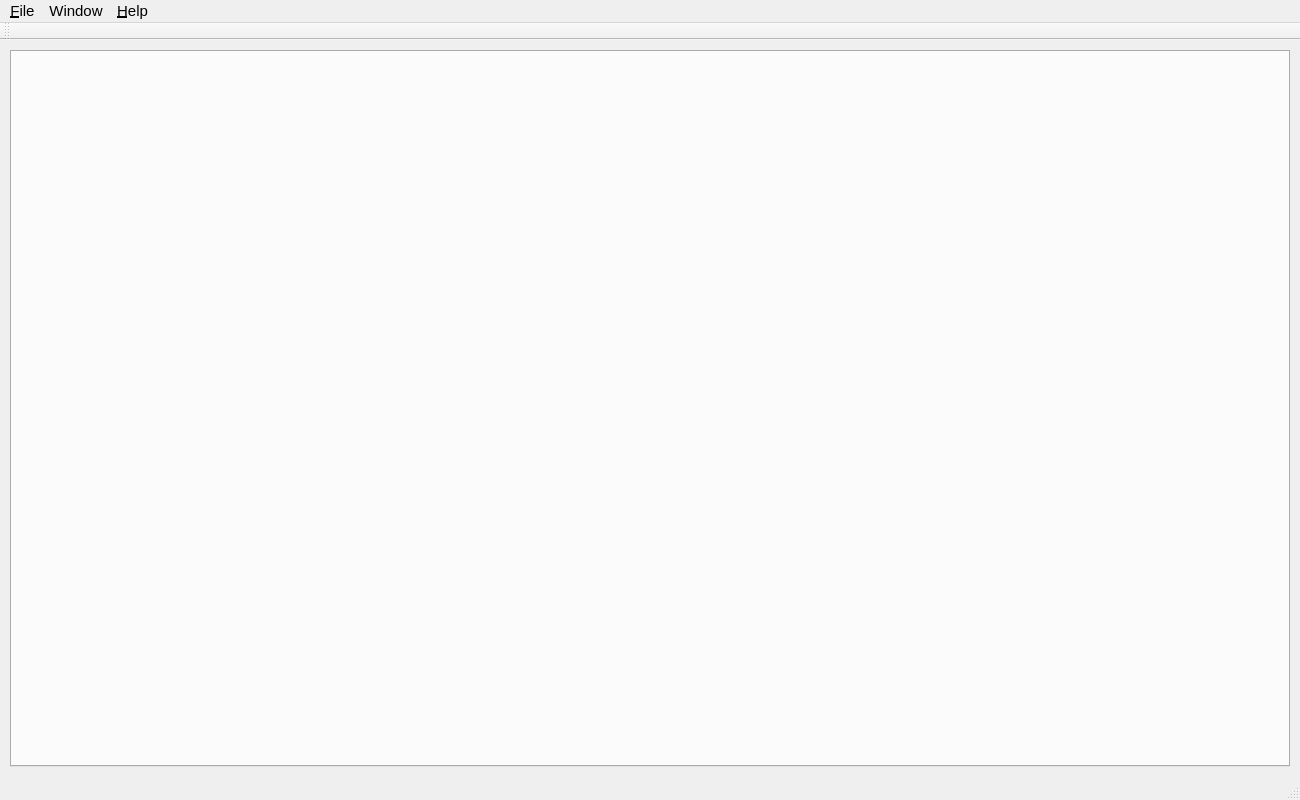
Old version of the form assets/ui/home.ui in the repository ozcanyarimdunya/wdg.
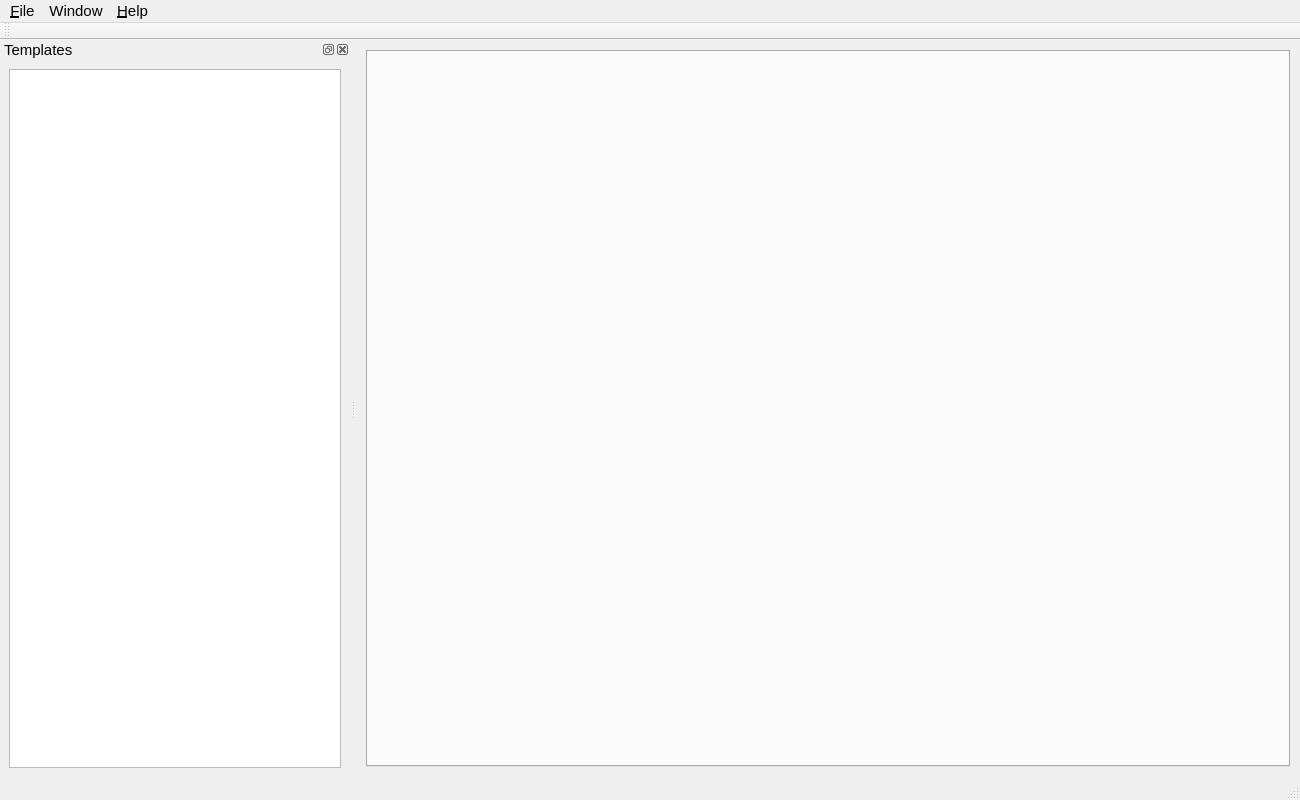
New version of the form. Icons and pictures are not drawn.

The edit to the form file:
```diff
--- a/assets/ui/home.ui
+++ b/assets/ui/home.ui
@@ -102,6 +102,27 @@
     <bool>false</bool>
    </attribute>
   </widget>
+  <widget class="QDockWidget" name="dock_widget">
+   <property name="minimumSize">
+    <size>
+     <width>350</width>
+     <height>146</height>
+    </size>
+   </property>
+   <property name="windowTitle">
+    <string>Templates</string>
+   </property>
+   <attribute name="dockWidgetArea">
+    <number>1</number>
+   </attribute>
+   <widget class="QWidget" name="dockWidgetContents">
+    <layout class="QVBoxLayout" name="verticalLayout">
+     <item>
+      <widget class="QListWidget" name="list_widget"/>
+     </item>
+    </layout>
+   </widget>
+  </widget>
   <action name="action_templates">
    <property name="icon">
     <iconset>
```
Left out of the diff: 4 changed lines with no effect on the pictures.
